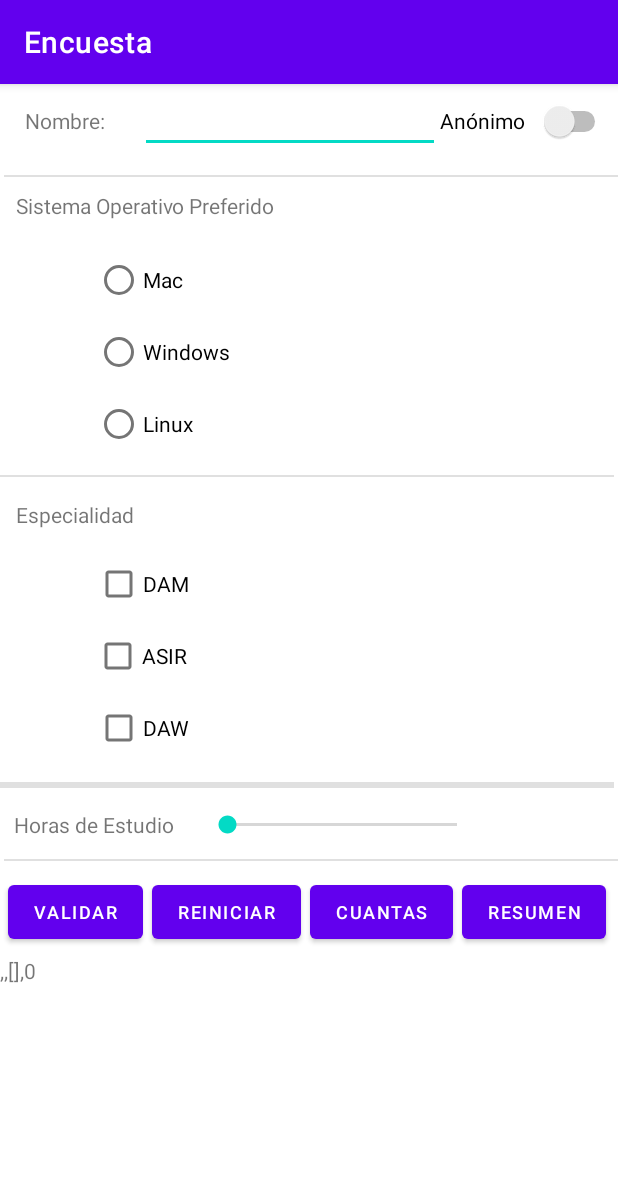
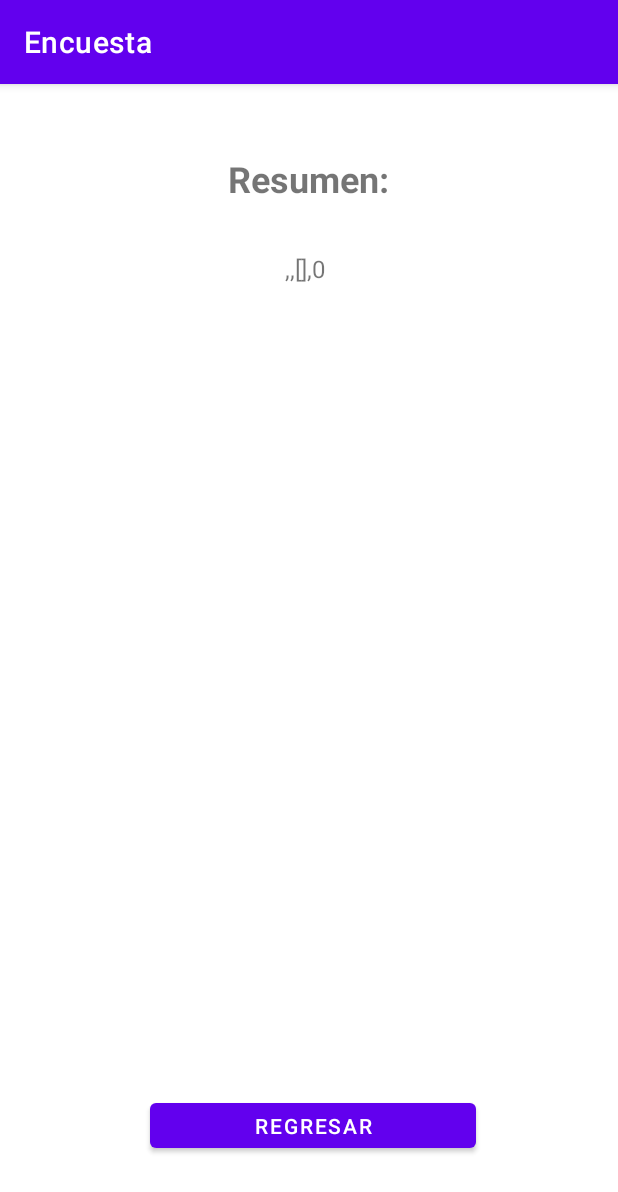
Before and after one commit to DavidMagdaleno/Android, an Android app: the screen it shows after launch (MainActivity before the commit, Resumen after it), after a tap on "RESUMEN", on a phone screen of 412 x 824 dp. Shown: the top 1192 px of the screen. Run offline under Robolectric (Android 15) with nearby library versions, the phone set to English and light mode, and no system bars; 3 other taps on this screen came first.

Commit message:
v1 Final

```diff
--- a/Encuesta/app/src/main/AndroidManifest.xml
+++ b/Encuesta/app/src/main/AndroidManifest.xml
@@ -10,6 +10,9 @@
         android:supportsRtl="true"
         android:theme="@style/Theme.Encuesta">
         <activity
+            android:name=".Resumen"
+            android:exported="true" />
+        <activity
             android:name=".MainActivity"
             android:exported="true">
             <intent-filter>
--- a/Encuesta/app/src/main/java/com/example/encuesta/MainActivity.kt
+++ b/Encuesta/app/src/main/java/com/example/encuesta/MainActivity.kt
@@ -1,5 +1,9 @@
 package com.example.encuesta
 
+import android.app.Activity
+import android.app.PendingIntent
+import android.content.Intent
+import android.content.IntentSender
 import androidx.appcompat.app.AppCompatActivity
 import android.os.Bundle
 import android.util.Log
@@ -15,14 +19,19 @@ class MainActivity : AppCompatActivity() {
         setContentView(R.layout.activity_main)
 
         progresoSeekbar()
+
     }
     var lista= arrayListOf<Persona>()
+    lateinit var p:Persona
+    lateinit var intentMain: Intent
 
     fun validar(view:View){
+        intentMain=  Intent(this,Resumen::class.java)
         var sisAux:String=""
         var nomAux:String=""
         var anonimo:Switch=findViewById(R.id.swAnonimo)
         var nombre:EditText=findViewById(R.id.etxtNombre)
+
 
         var sisMac:RadioButton=findViewById(R.id.rbtnMac)
         var sisWin:RadioButton=findViewById(R.id.rbtnWindows)
@@ -36,25 +45,31 @@ class MainActivity : AppCompatActivity() {
         if(sisWin.isChecked){sisAux=sisWin.text.toString()}
         if(sisLin.isChecked){sisAux=sisLin.text.toString()}
 
+
         if(anonimo.isChecked){
             nomAux="Anonimo"
-            nombre.isEnabled=false
         }else{
             nomAux=nombre.text.toString()
         }
 
+        p=Persona(nomAux,sisAux)
+        //var persona=Persona(nomAux,sisAux)
 
-        var persona=Persona(nomAux,sisAux)
 
-        if(espeDAM.isChecked){persona.asig(espeDAM.text.toString())}
-        if(espeASIR.isChecked){persona.asig(espeASIR.text.toString())}
-        if(espeDAW.isChecked){persona.asig(espeDAW.text.toString())}
+        if(espeDAM.isChecked){p.asig(espeDAM.text.toString())}
+        if(espeASIR.isChecked){p.asig(espeASIR.text.toString())}
+        if(espeDAW.isChecked){p.asig(espeDAW.text.toString())}
 
         var hora:SeekBar=findViewById(R.id.sbHoras)
-        persona.setHoras(hora.progress)
+        p.setHoras(hora.progress)
 
         //Log.e("David",persona.toString())---para comprobar la salida
-        lista.add(persona)
+
+        intentMain.putExtra("personas",p)
+        //enviar el intent antes de a activar la segunda activity-------------------------------------------------
+        //PendingIntent.getActivity(getApplicationContext(),1,intentMain,Intent.FILL_IN_COMPONENT)
+
+        lista.add(p)//lo dejo para poder mostrar el numero de personas
 
         anonimo.isChecked=false
         nombre.setText("")
@@ -85,7 +100,17 @@ class MainActivity : AppCompatActivity() {
             })
     }
 
-    //fun reiniciar(view: View){}
+    /*fun reiniciar(view: View){
+        anonimo.isChecked=false
+        nombre.setText("")
+        sisMac.isChecked=false
+        sisWin.isChecked=false
+        sisLin.isChecked=false
+        espeDAM.isChecked=false
+        espeDAW.isChecked=false
+        espeASIR.isChecked=false
+        hora.progress=0
+    }*/
 
     fun cuantas(view:View){
         var texto:TextView=findViewById(R.id.txtResumen)
@@ -93,12 +118,13 @@ class MainActivity : AppCompatActivity() {
         texto.text="Hay "+lista.size.toString()+" personas en la lista"
     }
     fun resumen(view: View){
-        var texto:TextView=findViewById(R.id.txtResumen)
-        texto.text=""
-        for(any in lista){
+        startActivity(intentMain)
+        //var texto:TextView=findViewById(R.id.txtResumen)
+        //texto.text=""
+        //for(any in lista){
                //Log.e("David",any.toString())---para comprobar la salida
-            texto.append(any.toString()+"\r\n")
-        }
+            //texto.append(any.toString()+"\r\n")
+        //}
     }
 
 }
--- a/Encuesta/app/src/main/java/com/example/encuesta/Persona.kt
+++ b/Encuesta/app/src/main/java/com/example/encuesta/Persona.kt
@@ -1,6 +1,8 @@
 package com.example.encuesta
 
-class Persona {
+import java.io.Serializable
+
+class Persona : Serializable{
     private var nombre:String=""
     private var sistema:String=""
     private var especialidad:String=""
--- /dev/null
+++ b/Encuesta/app/src/main/java/com/example/encuesta/Resumen.kt
@@ -0,0 +1,33 @@
+package com.example.encuesta
+
+import androidx.appcompat.app.AppCompatActivity
+import android.os.Bundle
+import android.view.View
+import android.widget.TextView
+
+class Resumen : AppCompatActivity() {
+    override fun onCreate(savedInstanceState: Bundle?) {
+        super.onCreate(savedInstanceState)
+        setContentView(R.layout.activity_resumen)
+
+        var lista= arrayListOf<Persona>()
+        var resumen:TextView=findViewById(R.id.txtResu)
+
+        var persona:Persona=intent.getSerializableExtra("personas") as Persona
+
+        lista.add(persona)
+
+        for(any in lista){
+            //Log.e("David",any.toString())---para comprobar la salida
+            resumen.append(any.toString()+"\r\n")
+        }
+
+    }
+
+
+    fun volver(view:View){
+        finish()
+    }
+
+
+}
--- a/Encuesta/app/src/main/res/layout/activity_main.xml
+++ b/Encuesta/app/src/main/res/layout/activity_main.xml
@@ -249,6 +249,7 @@
             android:layout_marginTop="10dp"
             android:layout_marginRight="6dp"
             android:layout_weight="1"
+            android:onClick="reiniciar"
             android:text="REINICIAR"
             android:textSize="12sp" />
 
--- /dev/null
+++ b/Encuesta/app/src/main/res/layout/activity_resumen.xml
@@ -0,0 +1,49 @@
+<?xml version="1.0" encoding="utf-8"?>
+<androidx.constraintlayout.widget.ConstraintLayout xmlns:android="http://schemas.android.com/apk/res/android"
+    xmlns:app="http://schemas.android.com/apk/res-auto"
+    xmlns:tools="http://schemas.android.com/tools"
+    android:layout_width="match_parent"
+    android:layout_height="match_parent"
+    tools:context=".Resumen">
+
+    <TextView
+        android:id="@+id/lblResumen"
+        android:layout_width="210dp"
+        android:layout_height="30dp"
+        android:text="Resumen:"
+        android:textAlignment="center"
+        android:textSize="24sp"
+        android:textStyle="bold"
+        app:layout_constraintBottom_toBottomOf="parent"
+        app:layout_constraintEnd_toEndOf="parent"
+        app:layout_constraintHorizontal_bias="0.498"
+        app:layout_constraintStart_toStartOf="parent"
+        app:layout_constraintTop_toTopOf="parent"
+        app:layout_constraintVertical_bias="0.063" />
+
+    <TextView
+        android:id="@+id/txtResu"
+        android:layout_width="wrap_content"
+        android:layout_height="wrap_content"
+        android:textAlignment="center"
+        android:textSize="16sp"
+        app:layout_constraintBottom_toBottomOf="parent"
+        app:layout_constraintEnd_toEndOf="parent"
+        app:layout_constraintHorizontal_bias="0.498"
+        app:layout_constraintStart_toStartOf="parent"
+        app:layout_constraintTop_toBottomOf="@+id/lblResumen"
+        app:layout_constraintVertical_bias="0.054" />
+
+    <Button
+        android:id="@+id/btnRegresar"
+        android:layout_width="217dp"
+        android:layout_height="42dp"
+        android:onClick="volver"
+        android:text="Regresar"
+        app:layout_constraintBottom_toBottomOf="parent"
+        app:layout_constraintEnd_toEndOf="parent"
+        app:layout_constraintHorizontal_bias="0.515"
+        app:layout_constraintStart_toStartOf="parent"
+        app:layout_constraintTop_toBottomOf="@+id/txtResu"
+        app:layout_constraintVertical_bias="0.908" />
+</androidx.constraintlayout.widget.ConstraintLayout>
```
